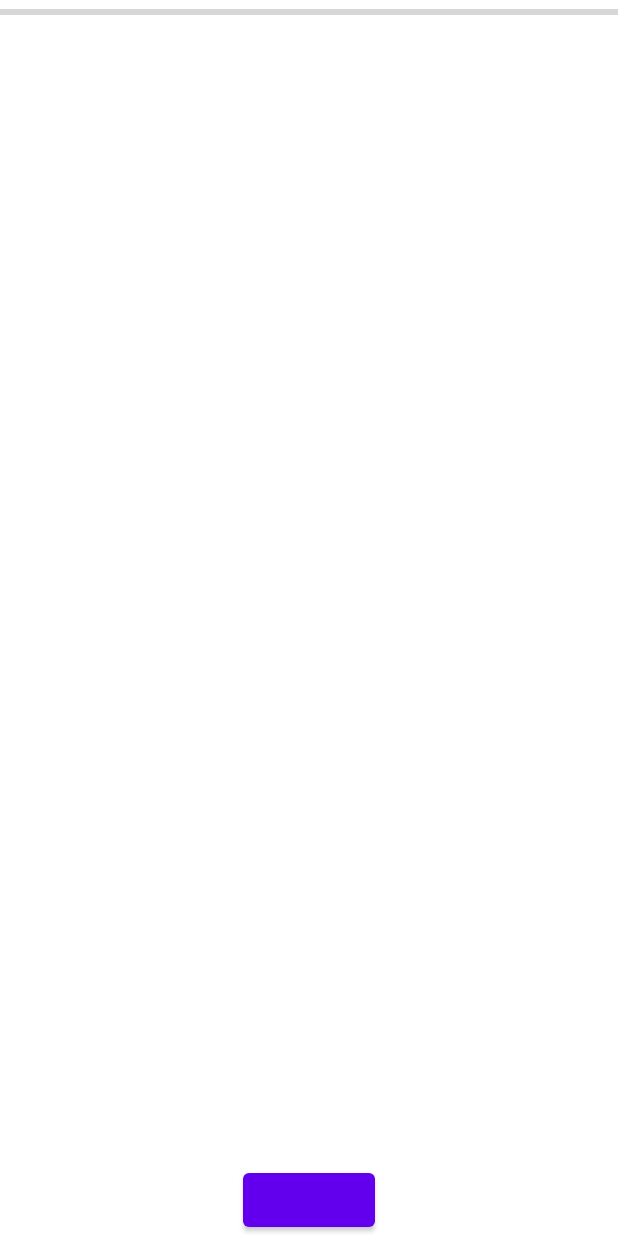
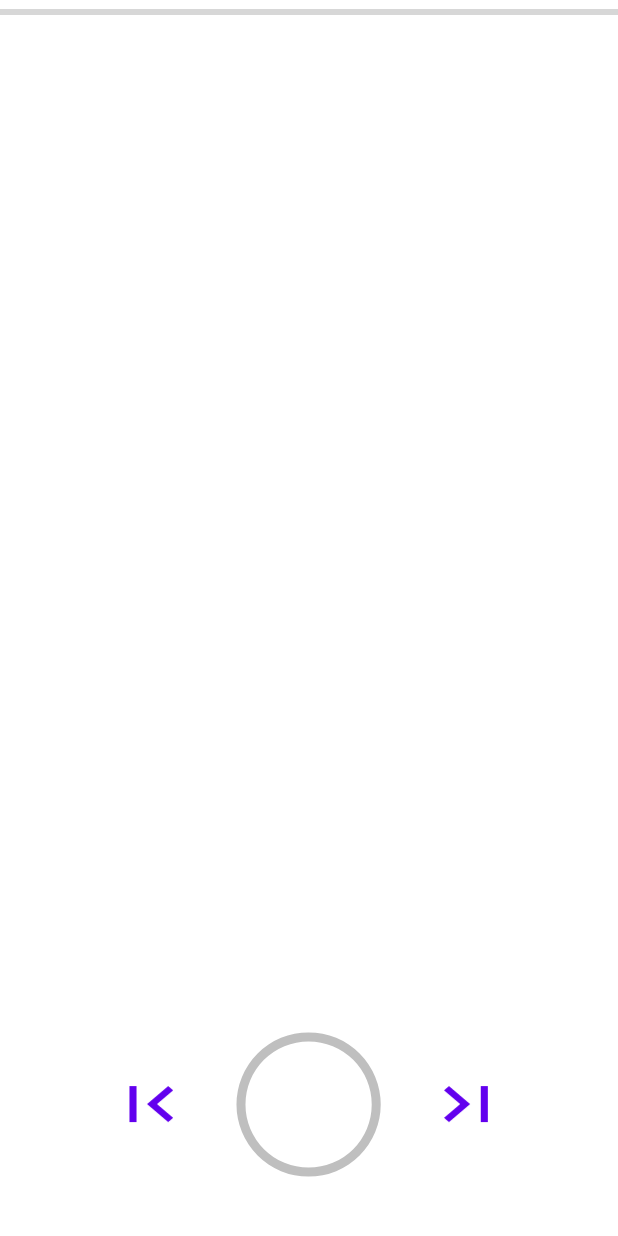
Before and after one commit to chusonnguyen/FitnessApp1, an Android app: the layout fragment_exercise.xml on its own in the app's theme, with its tools: preview values and no code run, on a phone screen of 412 x 824 dp. Run offline under Robolectric (Android 15) with nearby library versions, the phone set to English and light mode, and no system bars.

Commit message:
Finish exercise time system Create SharedPrferences for restTime

```diff
--- /dev/null
+++ b/app/src/main/res/drawable/circular_progress_bar.xml
@@ -0,0 +1,21 @@
+<?xml version="1.0" encoding="utf-8"?>
+<rotate
+    xmlns:android="http://schemas.android.com/apk/res/android"
+    android:fromDegrees="270"
+    android:toDegrees="270">
+
+    <!--styling the progress bar-->
+    <shape
+        android:innerRadiusRatio="2.5"
+        android:shape="ring"
+        android:thickness="10dp"
+        android:useLevel="true">
+        <gradient
+            android:angle="0"
+            android:endColor="@color/design_default_color_primary"
+            android:startColor="@color/design_default_color_primary"
+            android:type="sweep"
+            android:useLevel="false" />
+    </shape>
+
+</rotate>
--- /dev/null
+++ b/app/src/main/res/drawable/circular_progress_bar_orange.xml
@@ -0,0 +1,21 @@
+<?xml version="1.0" encoding="utf-8"?>
+<rotate
+    xmlns:android="http://schemas.android.com/apk/res/android"
+    android:fromDegrees="270"
+    android:toDegrees="270">
+
+    <!--styling the progress bar-->
+    <shape
+        android:innerRadiusRatio="2.5"
+        android:shape="ring"
+        android:thickness="10dp"
+        android:useLevel="true">
+        <gradient
+            android:angle="0"
+            android:endColor="#FF8C00"
+            android:startColor="#FF8C00"
+            android:type="sweep"
+            android:useLevel="false" />
+    </shape>
+
+</rotate>
--- /dev/null
+++ b/app/src/main/res/drawable/circular_shape.xml
@@ -0,0 +1,9 @@
+<?xml version="1.0" encoding="utf-8"?>
+<shape
+    xmlns:android="http://schemas.android.com/apk/res/android"
+    android:innerRadiusRatio="2.5"
+    android:shape="ring"
+    android:thickness="10dp"
+    android:useLevel="false">
+    <solid android:color="#BFBFBF" />
+</shape>
--- /dev/null
+++ b/app/src/main/res/drawable/ic_next.xml
@@ -0,0 +1,10 @@
+<vector xmlns:android="http://schemas.android.com/apk/res/android"
+    android:width="24dp"
+    android:height="24dp"
+    android:viewportWidth="24"
+    android:viewportHeight="24"
+    android:tint="?attr/colorControlNormal">
+  <path
+      android:fillColor="@android:color/white"
+      android:pathData="M5.59,7.41L10.18,12l-4.59,4.59L7,18l6,-6 -6,-6zM16,6h2v12h-2z"/>
+</vector>
--- /dev/null
+++ b/app/src/main/res/drawable/ic_return.xml
@@ -0,0 +1,10 @@
+<vector xmlns:android="http://schemas.android.com/apk/res/android"
+    android:width="24dp"
+    android:height="24dp"
+    android:viewportWidth="24"
+    android:viewportHeight="24"
+    android:tint="?attr/colorControlNormal">
+  <path
+      android:fillColor="@android:color/white"
+      android:pathData="M18.41,16.59L13.82,12l4.59,-4.59L17,6l-6,6 6,6zM6,6h2v12H6z"/>
+</vector>
--- a/app/src/main/res/layout/fragment_exercise.xml
+++ b/app/src/main/res/layout/fragment_exercise.xml
@@ -7,26 +7,76 @@
     tools:context=".ui.home.ExerciseFragment">
 
     <!-- TODO: Update blank fragment layout -->
-
-
     <ProgressBar
         android:id="@+id/progressBar"
         style="?android:attr/progressBarStyleHorizontal"
         android:layout_width="match_parent"
         android:layout_height="wrap_content"
         app:layout_constraintTop_toTopOf="parent" />
+
     <TextView
         android:id="@+id/duration"
         android:layout_width="wrap_content"
         android:layout_height="wrap_content"
-        android:textSize="20dp"
+        android:textSize="18sp"
+        android:textStyle="bold"
         app:layout_constraintTop_toBottomOf="@id/progressBar"
-        app:layout_constraintEnd_toEndOf="parent"/>
-    <Button
-        android:id="@+id/stopp"
-        android:layout_width="wrap_content"
+        app:layout_constraintEnd_toEndOf="parent" />
+
+    <LinearLayout
+        android:layout_width="match_parent"
         android:layout_height="wrap_content"
-        app:layout_constraintEnd_toEndOf="parent"
-        app:layout_constraintStart_toStartOf="parent"
-        app:layout_constraintBottom_toBottomOf="parent"/>
+        android:gravity="center"
+        android:scaleX="0.8"
+        android:scaleY="0.8"
+        android:orientation="horizontal"
+        app:layout_constraintBottom_toBottomOf="parent">
+
+        <Button
+            android:id="@+id/previousExercise"
+            android:layout_width="wrap_content"
+            android:layout_height="wrap_content"
+            android:background="@drawable/ic_return"
+            android:scaleY="1.25"
+            android:scaleX="0.8"/>
+
+        <RelativeLayout
+            android:id="@+id/progress_layout"
+            android:layout_width="175dp"
+            android:layout_height="175dp"
+            android:scaleX="0.75"
+            android:scaleY="0.75">
+
+            <!--progress bar implementation-->
+            <ProgressBar
+                android:id="@+id/exercise_progress_bar"
+                style="?android:attr/progressBarStyleHorizontal"
+                android:layout_width="match_parent"
+                android:layout_height="match_parent"
+                android:background="@drawable/circular_shape"
+                android:indeterminate="false"
+                android:progressDrawable="@drawable/circular_progress_bar_orange"
+                android:textAlignment="center" />
+
+            <!--Text implementation in center of the progress bar-->
+            <TextView
+                android:id="@+id/progress_text"
+                android:layout_width="wrap_content"
+                android:layout_height="wrap_content"
+                android:layout_alignParentLeft="true"
+                android:layout_alignParentRight="true"
+                android:layout_centerVertical="true"
+                android:gravity="center"
+                android:textSize="34sp"
+                android:textStyle="bold" />
+        </RelativeLayout>
+
+        <Button
+            android:id="@+id/nextExercise"
+            android:layout_width="wrap_content"
+            android:layout_height="wrap_content"
+            android:background="@drawable/ic_next"
+            android:scaleY="1.25"
+            android:scaleX="0.8"/>
+    </LinearLayout>
 </androidx.constraintlayout.widget.ConstraintLayout>
```
Also changed, not shown: app/src/main/java/com/example/assignment2/MainActivity.java (+10 -3 lines), app/src/main/java/com/example/assignment2/ui/home/ExerciseFragment.java (+80 -4 lines).
